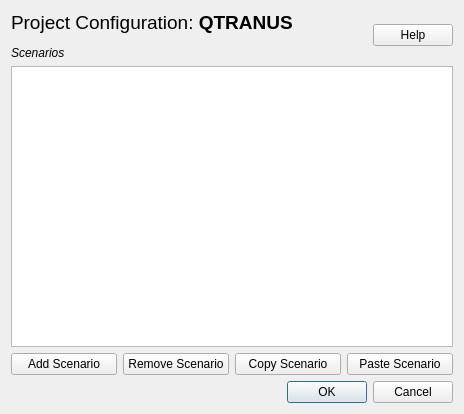
Above: scenarios.ui from TomasdelaBarra/QTRANUS before the change. Below: the same form after it.
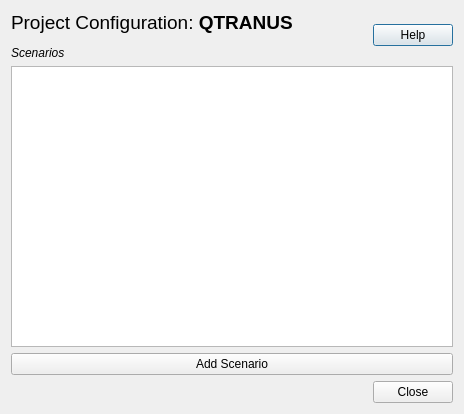
That is the form after the change. Icons and pictures are not drawn.

Diff of the .ui file:
```diff
--- a/scenarios.ui
+++ b/scenarios.ui
@@ -63,50 +63,40 @@
          </property>
         </widget>
        </item>
-       <item>
-        <widget class="QPushButton" name="remove">
-         <property name="text">
-          <string>Remove Scenario</string>
-         </property>
-         <property name="icon">
-          <iconset>
-           <normaloff>icons/remove-scenario.svg</normaloff>icons/remove-scenario.svg</iconset>
-         </property>
-        </widget>
-       </item>
-       <item>
-        <widget class="QPushButton" name="copy">
-         <property name="text">
-          <string>Copy Scenario</string>
-         </property>
-         <property name="icon">
-          <iconset>
-           <normaloff>icons/copy-scenario.svg</normaloff>icons/copy-scenario.svg</iconset>
-         </property>
-        </widget>
-       </item>
-       <item>
-        <widget class="QPushButton" name="paste">
-         <property name="text">
-          <string>Paste Scenario</string>
-         </property>
-         <property name="icon">
-          <iconset>
-           <normaloff>icons/paste-scenario.svg</normaloff>icons/paste-scenario.svg</iconset>
-         </property>
-        </widget>
-       </item>
       </layout>
      </item>
      <item>
-      <widget class="QDialogButtonBox" name="buttonBox">
-       <property name="orientation">
-        <enum>Qt::Horizontal</enum>
-       </property>
-       <property name="standardButtons">
-        <set>QDialogButtonBox::Cancel|QDialogButtonBox::Ok</set>
-       </property>
-      </widget>
+      <layout class="QHBoxLayout" name="horizontalLayout_5">
+       <item>
+        <spacer name="horizontalSpacer_2">
+         <property name="orientation">
+          <enum>Qt::Horizontal</enum>
+         </property>
+         <property name="sizeHint" stdset="0">
+          <size>
+           <width>40</width>
+           <height>20</height>
+          </size>
+         </property>
+        </spacer>
+       </item>
+       <item>
+        <widget class="QDialogButtonBox" name="buttonBox">
+         <property name="sizePolicy">
+          <sizepolicy hsizetype="Maximum" vsizetype="Fixed">
+           <horstretch>0</horstretch>
+           <verstretch>0</verstretch>
+          </sizepolicy>
+         </property>
+         <property name="orientation">
+          <enum>Qt::Horizontal</enum>
+         </property>
+         <property name="standardButtons">
+          <set>QDialogButtonBox::Close</set>
+         </property>
+        </widget>
+       </item>
+      </layout>
      </item>
     </layout>
    </item>
```
Left out of the diff: 4 changed lines with no effect on the pictures.
